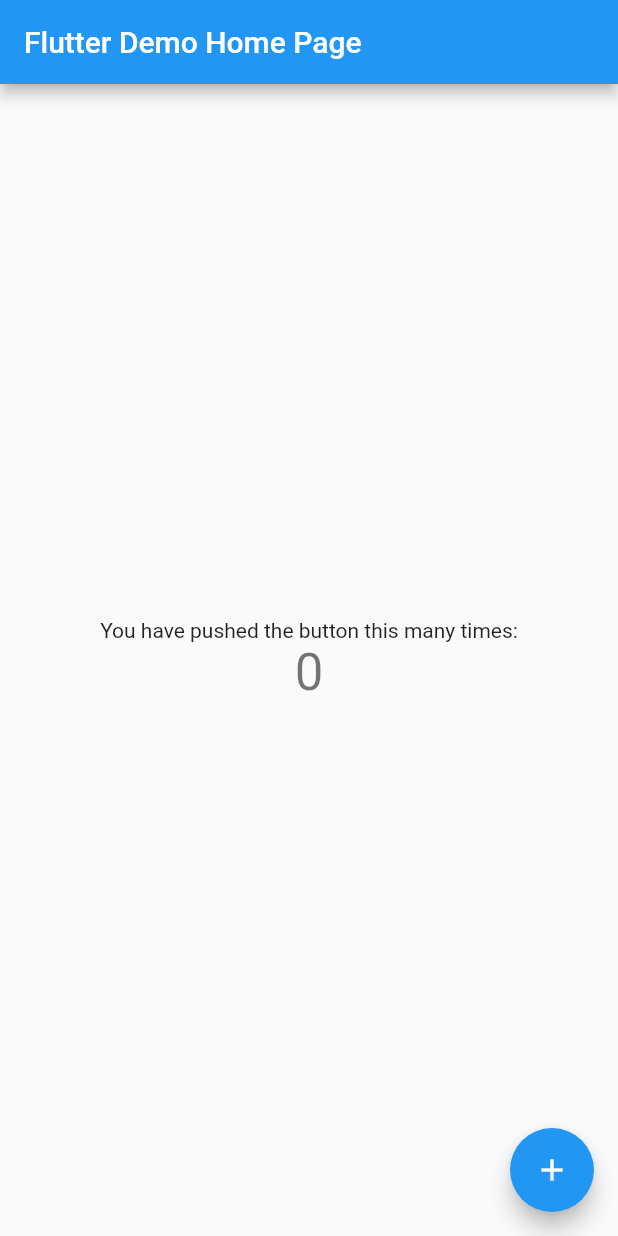
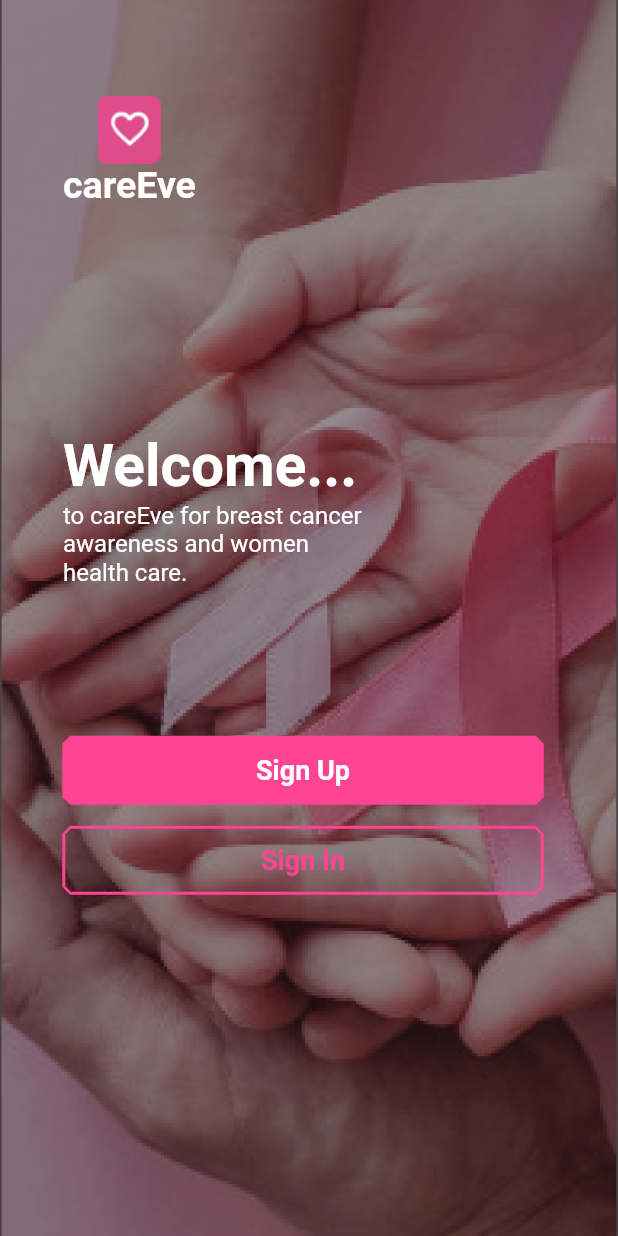
Before and after one commit to Medhat170/careve-Graduation-Project-, a Flutter app: the screen it shows after launch, on a phone screen of 412 x 824 dp. Run offline on Flutter 3.47's test engine with Material 2 defaults, Android fonts, the phone set to English and light mode, and no system bars; Roboto replaces fonts that are missing (fonts/Segoe UI Bold.ttf).

Commit message:
welcome screen

```diff
--- /dev/null
+++ b/lib/constants.dart
@@ -0,0 +1,4 @@
+import 'package:flutter/material.dart';
+
+const KMainColor = Color(0xFFFF4493);
+const KSecondaryColor = Color(0xFFF0F0F0);
--- /dev/null
+++ b/lib/custom_widgets/TextButton.dart
@@ -0,0 +1,46 @@
+import 'package:flutter/cupertino.dart';
+import 'package:flutter/material.dart';
+
+class CustomTextButton extends StatelessWidget {
+  final String text;
+  final Color backgroundColor;
+  final Function function;
+  final Color textColor;
+
+  CustomTextButton(
+      {@required this.text,
+      @required this.backgroundColor,
+      @required this.function,
+      @required this.textColor});
+
+  @override
+  Widget build(BuildContext context) {
+    return Container(
+      width: 320,
+      height: 45,
+      child: TextButton(
+        style: TextButton.styleFrom(
+          side: BorderSide(
+            color: Color(0xFFFF4493),
+          ),
+          shape: BeveledRectangleBorder(
+            borderRadius: BorderRadius.all(
+              Radius.circular(5),
+            ),
+          ),
+          backgroundColor: backgroundColor,
+        ),
+        onPressed: function,
+        child: Text(
+          text,
+          style: TextStyle(
+            color: textColor,
+            fontWeight: FontWeight.bold,
+            fontSize: 18,
+            fontFamily: 'fonts/Segoe UI Bold.ttf',
+          ),
+        ),
+      ),
+    );
+  }
+}
--- a/lib/main.dart
+++ b/lib/main.dart
@@ -1,104 +1,21 @@
 import 'package:flutter/material.dart';
+import 'constants.dart';
+
+import './screens/welcome_screen.dart';
 
 void main() {
   runApp(MyApp());
 }
 
 class MyApp extends StatelessWidget {
-  // This widget is the root of your application.
   @override
   Widget build(BuildContext context) {
     return MaterialApp(
-      title: 'Flutter Demo',
+      title: 'CareEve_App',
       theme: ThemeData(
-        primarySwatch: Colors.blue,
+        textTheme: Theme.of(context).textTheme.apply(bodyColor: Colors.white),
       ),
-      home: MyHomePage(title: 'Flutter Demo Home Page'),
+      home: new WelcomeScreen(),
     );
   }
 }
-
-class MyHomePage extends StatefulWidget {
-  MyHomePage({Key key, this.title}) : super(key: key);
-
-  // This widget is the home page of your application. It is stateful, meaning
-  // that it has a State object (defined below) that contains fields that affect
-  // how it looks.
-
-  // This class is the configuration for the state. It holds the values (in this
-  // case the title) provided by the parent (in this case the App widget) and
-  // used by the build method of the State. Fields in a Widget subclass are
-  // always marked "final".
-
-  final String title;
-
-  @override
-  _MyHomePageState createState() => _MyHomePageState();
-}
-
-class _MyHomePageState extends State<MyHomePage> {
-  int _counter = 0;
-
-  void _incrementCounter() {
-    setState(() {
-      // This call to setState tells the Flutter framework that something has
-      // changed in this State, which causes it to rerun the build method below
-      // so that the display can reflect the updated values. If we changed
-      // _counter without calling setState(), then the build method would not be
-      // called again, and so nothing would appear to happen.
-      _counter++;
-    });
-  }
-
-  @override
-  Widget build(BuildContext context) {
-    // This method is rerun every time setState is called, for instance as done
-    // by the _incrementCounter method above.
-    //
-    // The Flutter framework has been optimized to make rerunning build methods
-    // fast, so that you can just rebuild anything that needs updating rather
-    // than having to individually change instances of widgets.
-    return Scaffold(
-      appBar: AppBar(
-        // Here we take the value from the MyHomePage object that was created by
-        // the App.build method, and use it to set our appbar title.
-        title: Text(widget.title),
-      ),
-      body: Center(
-        // Center is a layout widget. It takes a single child and positions it
-        // in the middle of the parent.
-        child: Column(
-          // Column is also a layout widget. It takes a list of children and
-          // arranges them vertically. By default, it sizes itself to fit its
-          // children horizontally, and tries to be as tall as its parent.
-          //
-          // Invoke "debug painting" (press "p" in the console, choose the
-          // "Toggle Debug Paint" action from the Flutter Inspector in Android
-          // Studio, or the "Toggle Debug Paint" command in Visual Studio Code)
-          // to see the wireframe for each widget.
-          //
-          // Column has various properties to control how it sizes itself and
-          // how it positions its children. Here we use mainAxisAlignment to
-          // center the children vertically; the main axis here is the vertical
-          // axis because Columns are vertical (the cross axis would be
-          // horizontal).
-          mainAxisAlignment: MainAxisAlignment.center,
-          children: <Widget>[
-            Text(
-              'You have pushed the button this many times:',
-            ),
-            Text(
-              '$_counter',
-              style: Theme.of(context).textTheme.headline4,
-            ),
-          ],
-        ),
-      ),
-      floatingActionButton: FloatingActionButton(
-        onPressed: _incrementCounter,
-        tooltip: 'Increment',
-        child: Icon(Icons.add),
-      ), // This trailing comma makes auto-formatting nicer for build methods.
-    );
-  }
-}
--- /dev/null
+++ b/lib/screens/welcome_screen.dart
@@ -0,0 +1,85 @@
+import 'package:flutter/material.dart';
+
+import '../custom_widgets/TextButton.dart';
+
+class WelcomeScreen extends StatelessWidget {
+  static String id = 'WelcomeScreen';
+  @override
+  Widget build(BuildContext context) {
+    return Scaffold(
+      body: Stack(
+        children: [
+          Container(
+            decoration: BoxDecoration(
+              image: DecorationImage(
+                image:
+                    AssetImage('images_icons/app_images/hands_background.png'),
+                fit: BoxFit.cover,
+              ),
+            ),
+          ),
+          Container(
+            color: Color.fromRGBO(21, 7, 13, 0.43),
+          ),
+          Container(
+            margin: EdgeInsets.symmetric(horizontal: 42, vertical: 64),
+            child: Column(
+              crossAxisAlignment: CrossAxisAlignment.start,
+              children: [
+                Container(
+                  margin: EdgeInsets.only(left: 23),
+                  child: Image(
+                    image: AssetImage('images_icons/app_icons/icon.png'),
+                  ),
+                ),
+                Text(
+                  'careEve',
+                  style: TextStyle(
+                    fontSize: 25,
+                    fontWeight: FontWeight.bold,
+                    fontFamily: 'fonts/Segoe UI Bold.ttf',
+                  ),
+                ),
+                SizedBox(
+                  height: 150,
+                ),
+                Text(
+                  'Welcome...',
+                  style: TextStyle(
+                      fontSize: 39,
+                      fontWeight: FontWeight.bold,
+                      fontFamily: 'fonts/Segoe UI Bold.ttf'),
+                ),
+                Text(
+                  'to careEve for breast cancer\nawareness and women\nhealth care.',
+                  style: TextStyle(
+                    fontSize: 16,
+                    fontFamily: 'fonts/Segoe UI Bold.ttf',
+                  ),
+                ),
+                SizedBox(
+                  height: 100,
+                ),
+                CustomTextButton(
+                  textColor: Color(0xFFFFFFFf),
+                  text: 'Sign Up',
+                  backgroundColor: Color(0xFFFF4493),
+                  function: () {},
+                ),
+                SizedBox(
+                  height: 15,
+                ),
+                CustomTextButton(
+                  text: 'Sign In',
+                  backgroundColor: null,
+                  function: () {},
+                  textColor: Color(0xFFFF4493),
+                ),
+              ],
+            ),
+          ),
+        ],
+      ),
+    );
+  }
+}
```
Also changed, not shown: pubspec.yaml (+10 -48 lines), fonts/Segoe UI Bold Italic.ttf (added), fonts/Segoe UI Bold.ttf (added), fonts/Segoe UI Italic.ttf (added), fonts/Segoe UI.ttf (added), images_icons/app_icons/icon.png (added), images_icons/app_images/hands_background.png (added), 42 other files.
